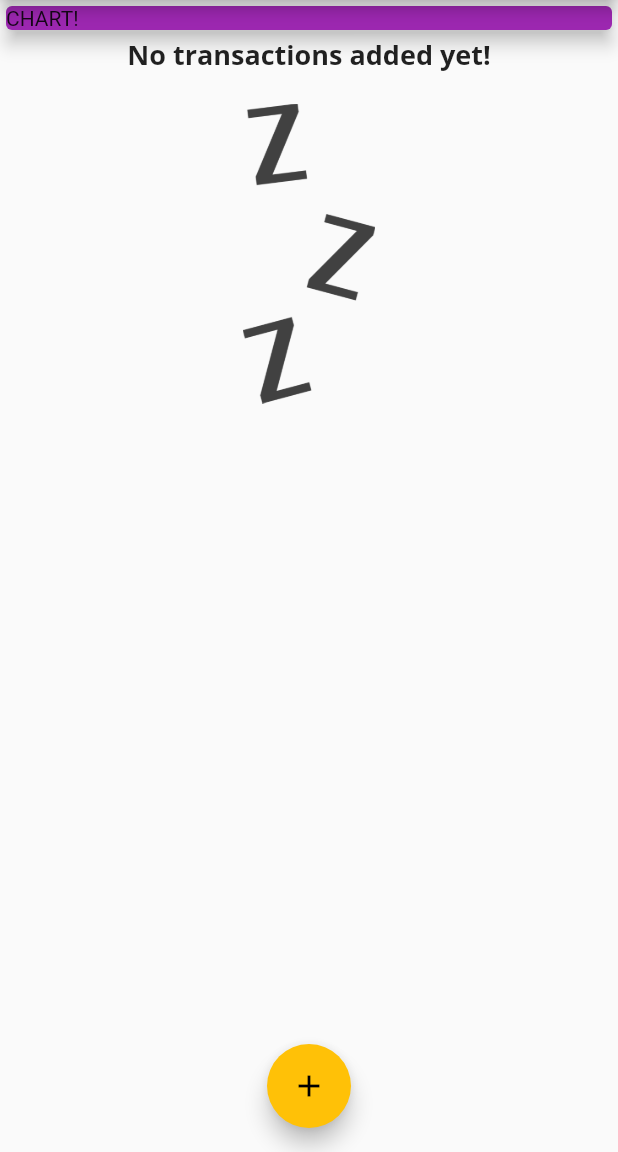
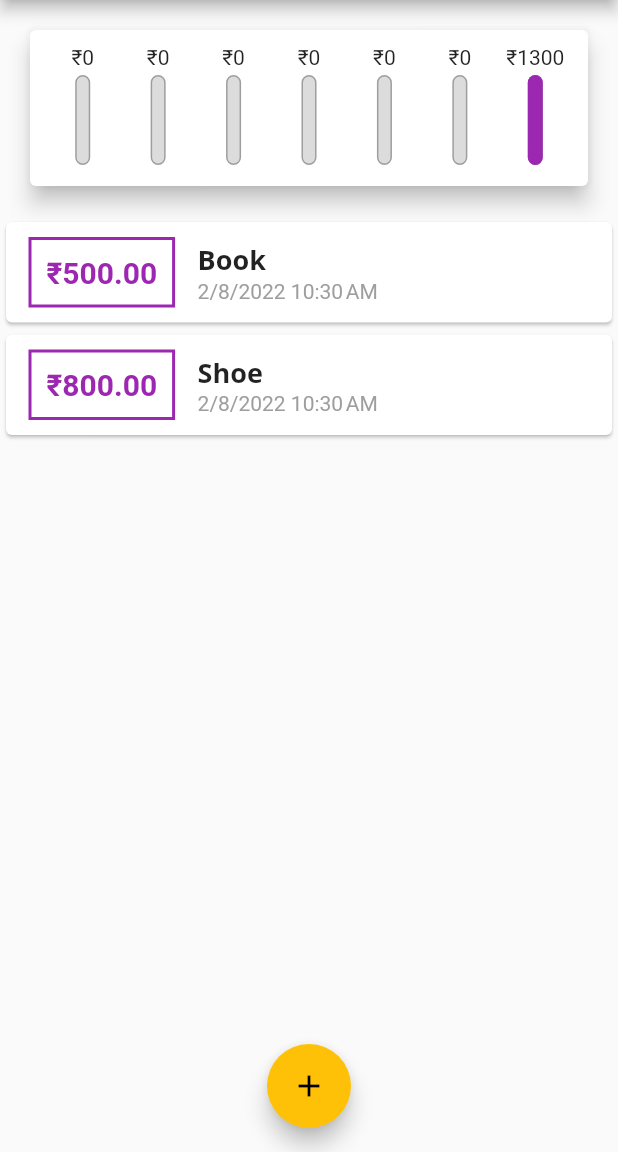
Before and after one commit to Mridul2820/expence-planner, a Flutter app: the screen it shows after launch, on a phone screen of 412 x 824 dp, the part 84-1236 px from its top. Run offline on Flutter 3.47's test engine with Material 2 defaults, Android fonts, the phone set to English and light mode, and no system bars.

Commit message:
barchart create

```diff
--- a/lib/main.dart
+++ b/lib/main.dart
@@ -3,6 +3,7 @@ import 'package:flutter/material.dart';
 import './widgets/new_transaction.dart';
 import './widgets/transaction_list.dart';
 import './models/transaction.dart';
+import './widgets/chart.dart';
 
 void main() => runApp(MyApp());
 
@@ -42,19 +43,29 @@ class MyHomePage extends StatefulWidget {
 
 class _MyHomePageState extends State<MyHomePage> {
   final List<Transaction> _userTransactions = [
-    // Transaction(
-    //   id: 't1',
-    //   title: 'Book',
-    //   amount: 500.00,
-    //   date: DateTime.now(),
-    // ),
-    // Transaction(
-    //   id: 't2',
-    //   title: 'Shoe',
-    //   amount: 1500.00,
-    //   date: DateTime.now(),
-    // ),
+    Transaction(
+      id: 't1',
+      title: 'Book',
+      amount: 500.00,
+      date: DateTime.now(),
+    ),
+    Transaction(
+      id: 't2',
+      title: 'Shoe',
+      amount: 800.00,
+      date: DateTime.now(),
+    ),
   ];
+
+  List<Transaction> get _recentTransactions {
+    return _userTransactions.where((tx) {
+      return tx.date.isAfter(
+        DateTime.now().subtract(
+          Duration(days: 7),
+        ),
+      );
+    }).toList();
+  }
 
   void _addNewTransaction(String txTitle, double txAmmount) {
     final newTx = Transaction(
@@ -100,14 +111,7 @@ class _MyHomePageState extends State<MyHomePage> {
       body: SingleChildScrollView(
         child: Column(
           children: <Widget>[
-            Container(
-              width: double.infinity,
-              child: Card(
-                color: Theme.of(context).primaryColor,
-                child: Text('CHART!'),
-                elevation: 5,
-              ),
-            ),
+            Chart(_recentTransactions),
             TransactionList(_userTransactions),
           ],
         ),
--- /dev/null
+++ b/lib/widgets/chart.dart
@@ -0,0 +1,64 @@
+import 'package:flutter/material.dart';
+import 'package:intl/intl.dart';
+
+import '../models/transaction.dart';
+import '../widgets/chart_bar.dart';
+
+class Chart extends StatelessWidget {
+  final List<Transaction> recentTransactions;
+
+  Chart(this.recentTransactions);
+
+  List<Map<String, Object>> get groupTransactionValue {
+    return List.generate(7, (index) {
+      final weekDay = DateTime.now().subtract(
+        Duration(days: index),
+      );
+      var totalSum = 0.0;
+
+      for (var i = 0; i < recentTransactions.length; i++) {
+        if (recentTransactions[i].date.day == weekDay.day &&
+            recentTransactions[i].date.month == weekDay.month &&
+            recentTransactions[i].date.year == weekDay.year) {
+          totalSum += recentTransactions[i].amount;
+        }
+      }
+
+      return {
+        'day': DateFormat.E().format(weekDay).substring(0, 1),
+        'amount': totalSum
+      };
+    }).reversed.toList();
+  }
+
+  double get totalSpending {
+    return groupTransactionValue.fold(0.0, (sum, item) {
+      return sum + (item['amount'] as double);
+    });
+  }
+
+  @override
+  Widget build(BuildContext context) {
+    return Card(
+      elevation: 6,
+      margin: EdgeInsets.all(20),
+      child: Padding(
+        padding: const EdgeInsets.all(10.0),
+        child: Row(
+          mainAxisAlignment: MainAxisAlignment.spaceAround,
+          children: groupTransactionValue.map((data) {
+            return Flexible(
+              fit: FlexFit.tight,
+              child: ChartBar(
+                  data['day'] as String,
+                  data['amount'] as double,
+                  data['amount'] == 0.0
+                      ? 0.0
+                      : (data['amount'] as double) / totalSpending),
+            );
+          }).toList(),
+        ),
+      ),
+    );
+  }
+}
--- /dev/null
+++ b/lib/widgets/chart_bar.dart
@@ -0,0 +1,53 @@
+import 'package:flutter/material.dart';
+
+class ChartBar extends StatelessWidget {
+  final String label;
+  final double spendingAmount;
+  final double spendingPctOfTotal;
+
+  ChartBar(this.label, this.spendingAmount, this.spendingPctOfTotal);
+
+  @override
+  Widget build(BuildContext context) {
+    return Column(
+      children: <Widget>[
+        FittedBox(
+          child: Text('\u{20B9}${spendingAmount.toStringAsFixed(0)}'),
+        ),
+        SizedBox(
+          height: 4,
+        ),
+        Container(
+          height: 60,
+          width: 10,
+          child: Stack(
+            children: <Widget>[
+              Container(
+                decoration: BoxDecoration(
+                  border: Border.all(
+                    color: Colors.grey,
+                    width: 1,
+                  ),
+                  color: Color.fromRGBO(220, 220, 220, 1),
+                  borderRadius: BorderRadius.circular(10),
+                ),
+              ),
+              FractionallySizedBox(
+                heightFactor: spendingPctOfTotal,
+                child: Container(
+                  decoration: BoxDecoration(
+                    color: Theme.of(context).primaryColor,
+                    borderRadius: BorderRadius.circular(10),
+                  ),
+                ),
+              ),
+            ],
+          ),
+        ),
+        SizedBox(
+          height: 4,
+        ),
+      ],
+    );
+  }
+}
```
